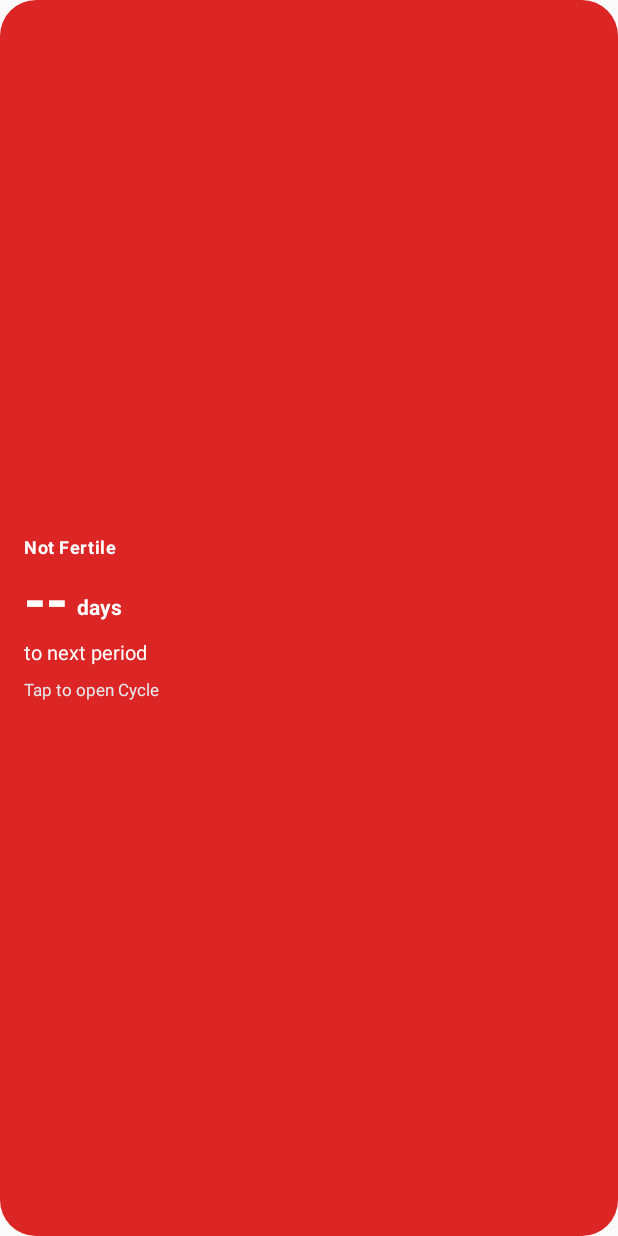
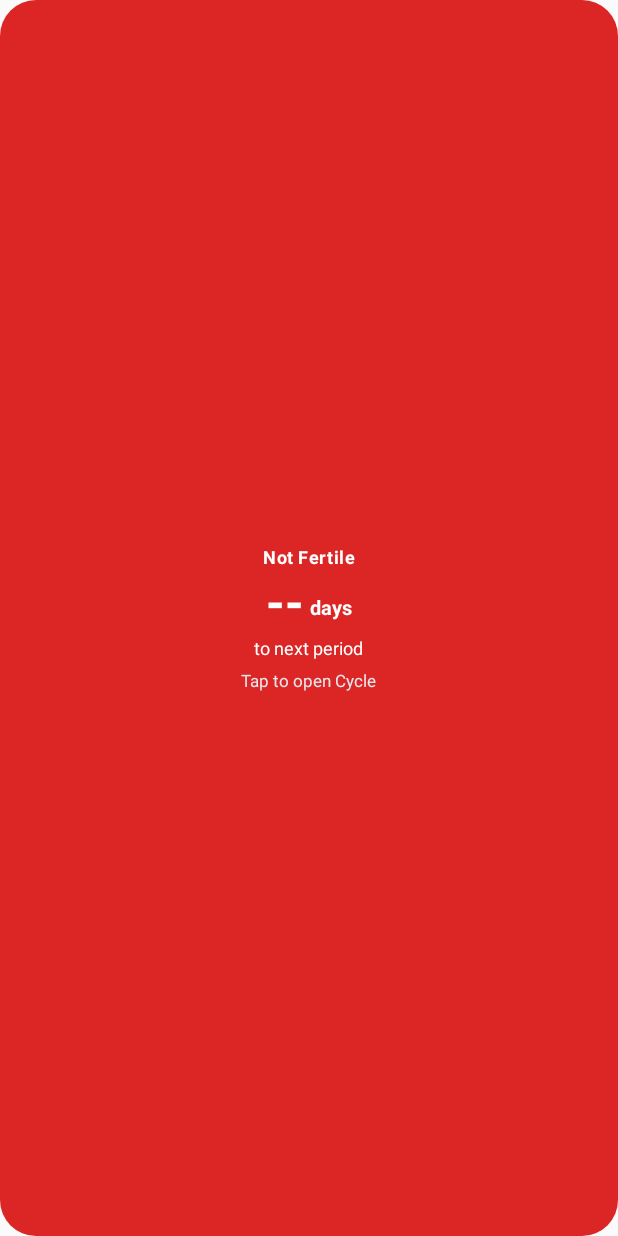
Before and after one commit to UKmike/cycle-tracker-android, an Android app built with Jetpack Compose: the layout widget_cycle.xml on its own in the app's theme, with its tools: preview values and no code run, on a phone screen of 412 x 824 dp. Run offline under Robolectric (Android 15) with nearby library versions, the phone set to English and light mode, and no system bars.

Commit message:
Support scaling home screen widget down to 1x1 size

```diff
--- a/app/src/main/res/layout/widget_cycle.xml
+++ b/app/src/main/res/layout/widget_cycle.xml
@@ -5,13 +5,15 @@
     android:layout_height="match_parent"
     android:background="@drawable/widget_bg_red"
     android:orientation="vertical"
-    android:padding="16dp"
-    android:gravity="center_vertical">
+    android:padding="12dp"
+    android:gravity="center">
 
     <TextView
         android:id="@+id/widget_status_badge"
         android:layout_width="wrap_content"
         android:layout_height="wrap_content"
+        android:maxLines="1"
+        android:ellipsize="end"
         android:text="Not Fertile"
         android:textColor="#FFFFFF"
         android:textSize="12sp"
@@ -21,7 +23,7 @@
     <LinearLayout
         android:layout_width="wrap_content"
         android:layout_height="wrap_content"
-        android:layout_marginTop="6dp"
+        android:layout_marginTop="4dp"
         android:orientation="horizontal"
         android:gravity="bottom">
 
@@ -29,9 +31,10 @@
             android:id="@+id/widget_days_number"
             android:layout_width="wrap_content"
             android:layout_height="wrap_content"
+            android:maxLines="1"
             android:text="--"
             android:textColor="#FFFFFF"
-            android:textSize="38sp"
+            android:textSize="32sp"
             android:textStyle="bold"
             android:includeFontPadding="false" />
 
@@ -39,11 +42,12 @@
             android:id="@+id/widget_days_unit"
             android:layout_width="wrap_content"
             android:layout_height="wrap_content"
-            android:layout_marginStart="6dp"
-            android:layout_marginBottom="4dp"
+            android:layout_marginStart="4dp"
+            android:layout_marginBottom="3dp"
+            android:maxLines="1"
             android:text="days"
             android:textColor="#FFFFFF"
-            android:textSize="14sp"
+            android:textSize="13sp"
             android:textStyle="bold" />
     </LinearLayout>
 
@@ -52,15 +56,19 @@
         android:layout_width="wrap_content"
         android:layout_height="wrap_content"
         android:layout_marginTop="2dp"
+        android:maxLines="1"
+        android:ellipsize="end"
         android:text="to next period"
         android:textColor="#FFFFFF"
-        android:textSize="13sp" />
+        android:textSize="12sp" />
 
     <TextView
         android:id="@+id/widget_footer"
         android:layout_width="wrap_content"
         android:layout_height="wrap_content"
-        android:layout_marginTop="8dp"
+        android:layout_marginTop="6dp"
+        android:maxLines="1"
+        android:ellipsize="end"
         android:text="Tap to open Cycle"
         android:textColor="#E5E7EB"
         android:textSize="11sp" />
```
Also changed, not shown: app/src/main/java/com/example/cycletracker/widget/CycleWidgetProvider.kt (+52 -3 lines), app/src/main/res/xml/cycle_widget_info.xml (+6 -4 lines).
